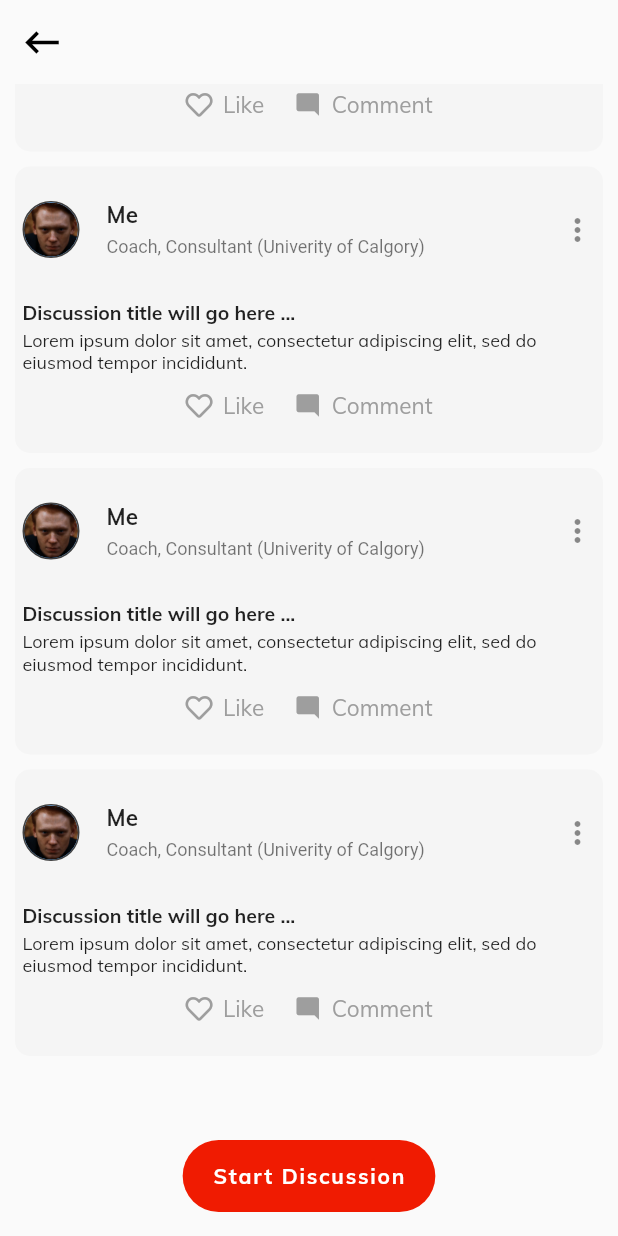
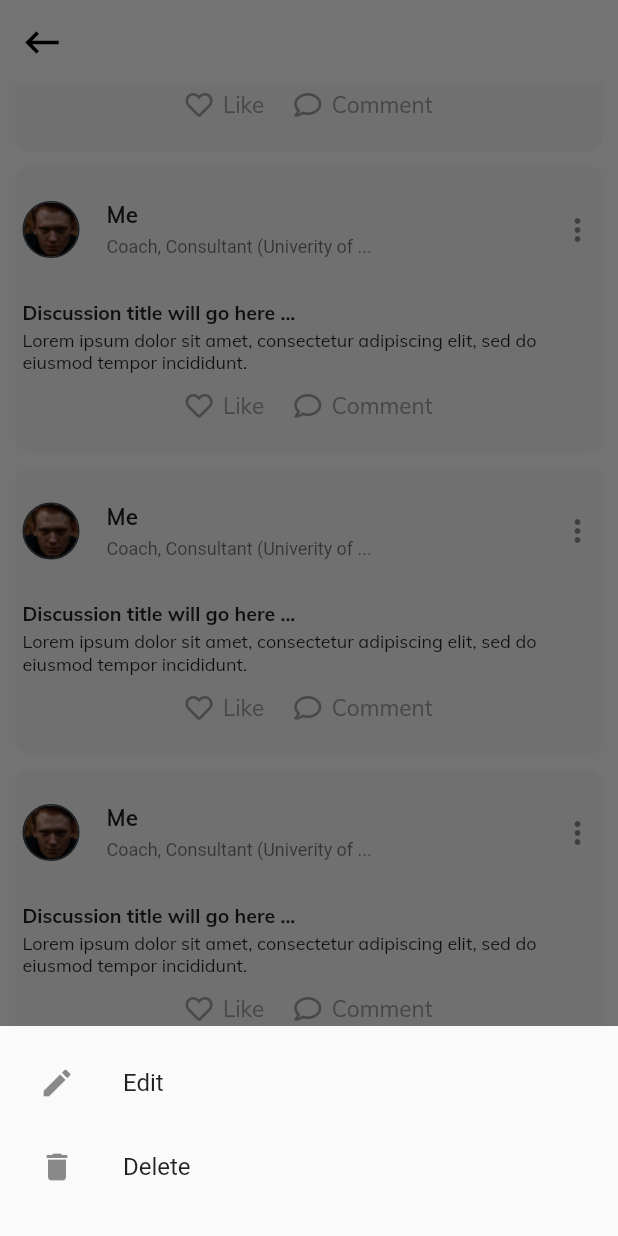
Before and after one commit to Sarbjyotsingh/athlete_platform, a Flutter app: the DiscussionList screen opened by its route, scrolled down 513 dp, after a tap on the "more vert" icon, on a phone screen of 412 x 824 dp. Run offline on Flutter 3.47's test engine with Material 2 defaults, Android fonts, the light colour scheme and no system bars; our stand-ins replace carousel_slider, font_awesome_flutter.

Commit message:
discussion list

```diff
--- a/lib/main.dart
+++ b/lib/main.dart
@@ -1,4 +1,5 @@
 import 'package:athlete_platform/screens/create_group.dart';
+import 'package:athlete_platform/screens/discussion_detail.dart';
 import 'package:athlete_platform/screens/discussion_list.dart';
 import 'package:athlete_platform/screens/edit_group.dart';
 import 'package:athlete_platform/screens/group_details.dart';
@@ -29,6 +30,7 @@ class _MyAppState extends State<MyApp> {
         MemberListing.id: (context) => MemberListing(),
         InviteMember.id: (context) => InviteMember(),
         DiscussionList.id: (context) => DiscussionList(),
+        DiscussionDetail.id: (context) => DiscussionDetail(),
       },
     );
   }
--- a/lib/screens/discussion_list.dart
+++ b/lib/screens/discussion_list.dart
@@ -1,3 +1,4 @@
+import 'package:athlete_platform/screens/discussion_detail.dart';
 import 'package:athlete_platform/widgets/discussion_card.dart';
 import 'package:athlete_platform/widgets/memeber_detail_card.dart';
 import 'package:flutter/cupertino.dart';
@@ -81,50 +82,65 @@ class _DiscussionListState extends State<DiscussionList> {
                     'images/person1.jpg',
                   ),
                   userName: 'Me',
-                  userDescription: 'Coach, Consultant (Univerity of Calgory)',
+                  userDescription: 'Coach, Consultant (Univerity of ...',
                   discussionTitle: 'Discussion title will go here ...',
                   discussionDescription:
                       'Lorem ipsum dolor sit amet, consectetur adipiscing elit, sed do eiusmod tempor incididunt. ',
+                  onPressed: () {
+                    Navigator.pushNamed(context, DiscussionDetail.id);
+                  },
                 ),
                 DiscussionCard(
                   userImage: AssetImage(
                     'images/person1.jpg',
                   ),
                   userName: 'Me',
-                  userDescription: 'Coach, Consultant (Univerity of Calgory)',
+                  userDescription: 'Coach, Consultant (Univerity of ...',
                   discussionTitle: 'Discussion title will go here ...',
                   discussionDescription:
                       'Lorem ipsum dolor sit amet, consectetur adipiscing elit, sed do eiusmod tempor incididunt. ',
+                  onPressed: () {
+                    Navigator.pushNamed(context, DiscussionDetail.id);
+                  },
                 ),
                 DiscussionCard(
                   userImage: AssetImage(
                     'images/person1.jpg',
                   ),
                   userName: 'Me',
-                  userDescription: 'Coach, Consultant (Univerity of Calgory)',
+                  userDescription: 'Coach, Consultant (Univerity of ...',
                   discussionTitle: 'Discussion title will go here ...',
                   discussionDescription:
                       'Lorem ipsum dolor sit amet, consectetur adipiscing elit, sed do eiusmod tempor incididunt. ',
+                  onPressed: () {
+                    Navigator.pushNamed(context, DiscussionDetail.id);
+                  },
                 ),
                 DiscussionCard(
                   userImage: AssetImage(
                     'images/person1.jpg',
                   ),
                   userName: 'Me',
-                  userDescription: 'Coach, Consultant (Univerity of Calgory)',
+                  userDescription: 'Coach, Consultant (Univerity of ...',
                   discussionTitle: 'Discussion title will go here ...',
                   discussionDescription:
                       'Lorem ipsum dolor sit amet, consectetur adipiscing elit, sed do eiusmod tempor incididunt. ',
+                  onPressed: () {
+                    Navigator.pushNamed(context, DiscussionDetail.id);
+                  },
                 ),
                 DiscussionCard(
                   userImage: AssetImage(
                     'images/person1.jpg',
                   ),
                   userName: 'Me',
-                  userDescription: 'Coach, Consultant (Univerity of Calgory)',
+                  userDescription: 'Coach, Consultant (Univerity of ...',
                   discussionTitle: 'Discussion title will go here ...',
                   discussionDescription:
                       'Lorem ipsum dolor sit amet, consectetur adipiscing elit, sed do eiusmod tempor incididunt. ',
+                  onPressed: () {
+                    Navigator.pushNamed(context, DiscussionDetail.id);
+                  },
                 ),
                 SizedBox(
                   height: 120,
--- a/lib/screens/edit_group.dart
+++ b/lib/screens/edit_group.dart
@@ -24,7 +24,7 @@ class _EditGroupState extends State<EditGroup> {
                 child: Padding(
                   padding: EdgeInsets.only(top: 10, left: 10),
                   child: Text(
-                    'Create Group',
+                    'Edit Group',
                     style: kCreateAndEditPageHeadingStyle,
                   ),
                 ),
--- a/lib/widgets/discussion_card.dart
+++ b/lib/widgets/discussion_card.dart
@@ -8,7 +8,9 @@ class DiscussionCard extends StatelessWidget {
   final String userDescription;
   final String discussionTitle;
   final String discussionDescription;
+  final VoidCallback onPressed;
   DiscussionCard({
+    @required this.onPressed,
     @required this.discussionDescription,
     @required this.discussionTitle,
     @required this.userDescription,
@@ -17,6 +19,46 @@ class DiscussionCard extends StatelessWidget {
   });
   @override
   Widget build(BuildContext context) {
+    void _bottomSheet() {
+      showModalBottomSheet(
+        context: context,
+        builder: (context) {
+          return Container(
+            padding: EdgeInsets.all(10),
+            height: 140,
+            child: Column(
+              children: <Widget>[
+                GestureDetector(
+                  onTap: () {
+                    Navigator.pop(context);
+                  },
+                  child: Align(
+                    alignment: Alignment.topLeft,
+                    child: ListTile(
+                      leading: Icon(Icons.edit),
+                      title: Text('Edit'),
+                    ),
+                  ),
+                ),
+                GestureDetector(
+                  onTap: () {
+                    Navigator.pop(context);
+                  },
+                  child: Align(
+                    alignment: Alignment.topLeft,
+                    child: ListTile(
+                      leading: Icon(Icons.delete),
+                      title: Text('Delete'),
+                    ),
+                  ),
+                ),
+              ],
+            ),
+          );
+        },
+      );
+    }
+
     return Container(
       margin: EdgeInsets.only(top: 10),
       padding: EdgeInsets.only(right: 5, top: 10, bottom: 10, left: 5),
@@ -58,13 +100,17 @@ class DiscussionCard extends StatelessWidget {
               ),
             ),
             trailing: GestureDetector(
-              onTap: () {},
+              onTap: _bottomSheet,
               child: Icon(Icons.more_vert),
             ),
           ),
           SizedBox(
             height: 15,
           ),
+          GestureDetector(
+            onTap: onPressed,
+            child: Column(
+              children: <Widget>[
                 Align(
                   alignment: Alignment.topLeft,
                   child: Text(
@@ -89,6 +135,9 @@ class DiscussionCard extends StatelessWidget {
                     ),
                   ),
                 ),
+              ],
+            ),
+          ),
           SizedBox(
             height: 12,
           ),
@@ -104,7 +153,7 @@ class DiscussionCard extends StatelessWidget {
               ),
               ButtonWithLeadingIcon(
                 text: 'Comment',
-                leadingIcon: Icons.mode_comment,
+                leadingIcon: FontAwesomeIcons.comment,
               ),
             ],
           ),
```
Also changed, not shown: lib/screens/discussion_detail.dart (added, +33 -0 lines), lib/screens/group_details.dart (+46 -19 lines), lib/widgets/group_card.dart (+44 -21 lines). Lines whose indentation alone changed are shown as unchanged.
